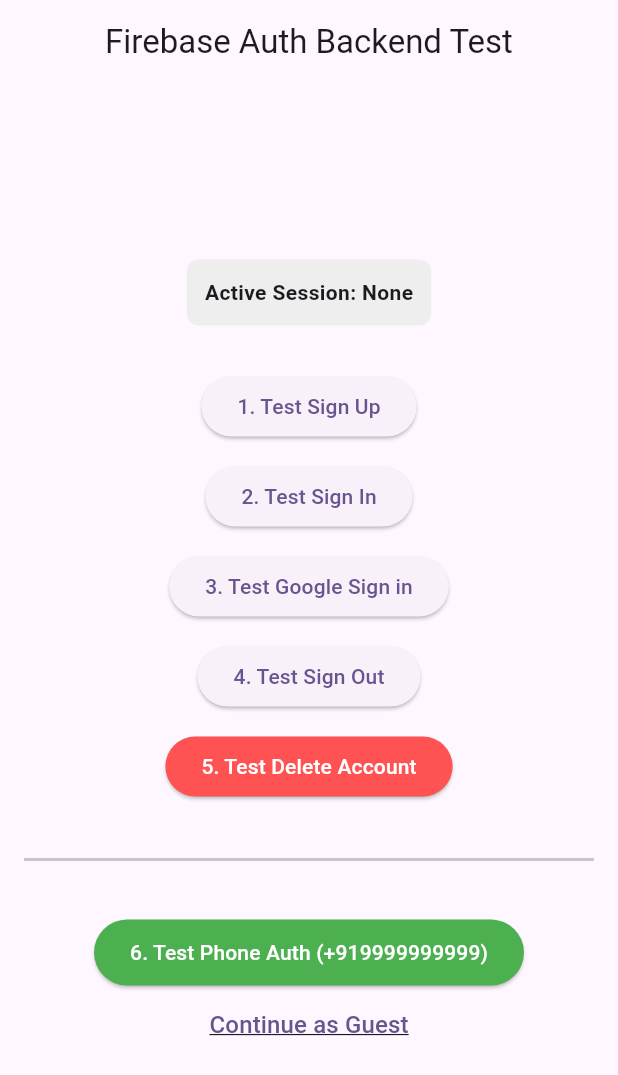
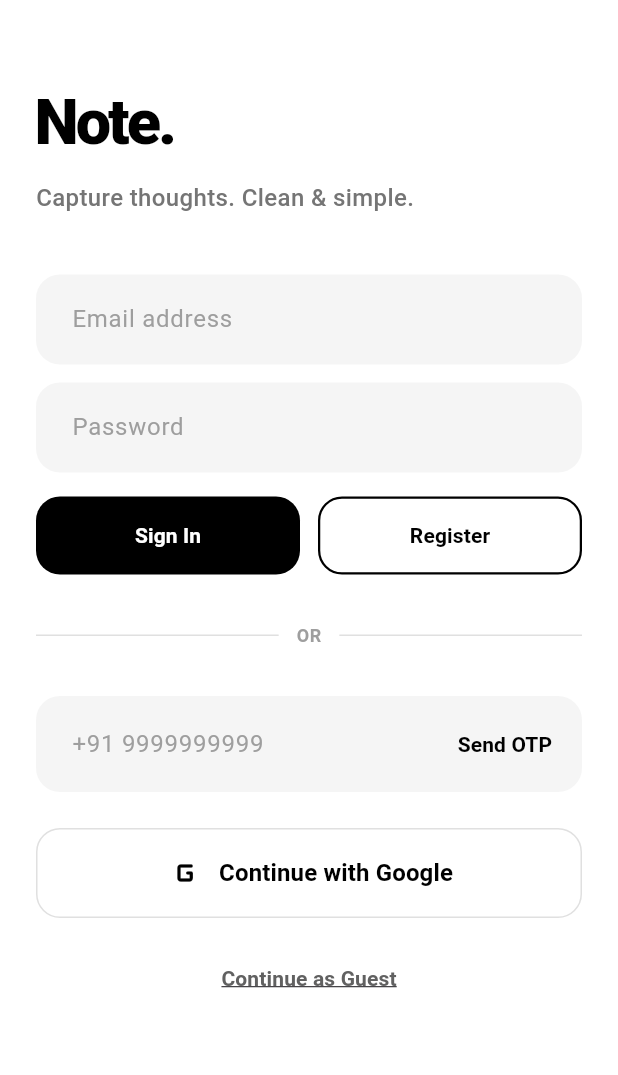
Before and after one commit to atharva-solves/note_app, a Flutter app: the screen it shows after launch, on a phone screen of 412 x 824 dp. Shown: the top 1075 px of the screen. Run offline on Flutter 3.47's test engine with Material 3 defaults, Android fonts, the phone set to English and light mode, and no system bars; our stand-ins replace firebase_auth, firebase_core, get, get_storage, google_sign_in; accounts and stored records are empty.

Commit message:
feat:implement Login View and text field validation

```diff
--- a/lib/core/routes/app_pages.dart
+++ b/lib/core/routes/app_pages.dart
@@ -1,6 +1,6 @@
 import 'package:get/get.dart';
 import 'package:note_app/core/routes/app_routes.dart';
-import 'package:note_app/features/auth/presentation/views/auth_in_view.dart';
+import 'package:note_app/features/auth/presentation/views/auth_view.dart';
 import 'package:note_app/features/auth/presentation/views/otp_view.dart';
 import 'package:note_app/features/auth/presentation/views/splash_view.dart';
 import 'package:note_app/features/note_app/presentation/bindings/note_binding.dart';
@@ -17,7 +17,7 @@
     //feature specific ctr =>bind with Get page
     //Global ctr (initBind) => Not here. bcz in main.
     GetPage(name: AppRoutes.splash, page: () => const SplashView()),
-    GetPage(name: AppRoutes.login, page: () => const AuthView()),
+    GetPage(name: AppRoutes.login, page: () =>  AuthView()),
     GetPage(
       name: AppRoutes.home,
       //const bcz view doesn req var in construct.its const and known before app runs.
--- a/lib/features/auth/presentation/views/auth_in_view.dart
+++ /dev/null
@@ -1,177 +0,0 @@
-import 'package:flutter/material.dart';
-import 'package:get/get.dart';
-import 'package:note_app/features/auth/presentation/controllers/auth_controller.dart';
-
-class AuthView extends GetView<AuthController> {
-  const AuthView({super.key});
-
-  // Hardcoded dummy credentials for testing
-  static const String _dummyEmail = 'testuser@gmail.com';
-  static const String _dummyPassword = 'password123';
-
-  // Hardcoded dummy phone number (Ensure this matches your Firebase Test numbers)
-  static const String _dummyPhone = '+919999999999';
-
-  @override
-  Widget build(BuildContext context) {
-    return Scaffold(
-      appBar: AppBar(
-        title: const Text('Firebase Auth Backend Test'),
-        centerTitle: true,
-      ),
-      body: Padding(
-        padding: const EdgeInsets.all(16.0),
-        child: Center(
-          // 1. ADDED: SingleChildScrollView to prevent pixel overflow on small screens
-          child: SingleChildScrollView(
-            child: Column(
-              mainAxisAlignment: MainAxisAlignment.center,
-              children: [
-                // 0. Reactive User State Status Display
-                Obx(() {
-                  final user = controller.currentUser.value;
-                  return Container(
-                    padding: const EdgeInsets.all(12),
-                    decoration: BoxDecoration(
-                      color: Colors.grey.shade200,
-                      borderRadius: BorderRadius.circular(8),
-                    ),
-                    child: Text(
-                      user != null
-                          // Safely checking for email, fallback to a general active message
-                          ? 'Active Session: ${user.email ?? "Phone Auth User"}'
-                          : 'Active Session: None',
-                      style: const TextStyle(fontWeight: FontWeight.bold),
-                    ),
-                  );
-                }),
-                const SizedBox(height: 30),
-
-                // 1. Test Sign Up Use Case
-                ElevatedButton(
-                  onPressed: () {
-                    debugPrint('[UI Test] Triggering SignUp UseCase');
-                    controller.signUp(
-                      email: _dummyEmail,
-                      password: _dummyPassword,
-                    );
-                  },
-                  child: const Text('1. Test Sign Up'),
-                ),
-                const SizedBox(height: 12),
-
-                // 2. Test Sign In Use Case
-                ElevatedButton(
-                  onPressed: () {
-                    debugPrint('[UI Test] Triggering SignIn UseCase');
-                    controller.signIn(
-                      email: _dummyEmail,
-                      password: _dummyPassword,
-                    );
-                  },
-                  child: const Text('2. Test Sign In'),
-                ),
-                const SizedBox(height: 12),
-
-                // 3. Test Google Sign in Use Case
-                ElevatedButton(
-                  onPressed: () {
-                    debugPrint('[UI Test] Triggering Google Sign in UseCase');
-                    controller.googleSignIn();
-                  },
-                  child: const Text('3. Test Google Sign in'),
-                ),
-                const SizedBox(height: 12),
-
-                // 4. Test Sign Out Use Case
-                ElevatedButton(
-                  onPressed: () {
-                    debugPrint('[UI Test] Triggering SignOut UseCase');
-                    controller.signOut();
-                  },
-                  child: const Text(
-                    '4. Test Sign Out',
-                  ), // Fixed the number sequence text
-                ),
-                const SizedBox(height: 12),
-
-                // 5. Test Delete Account Use Case
-                ElevatedButton(
-                  style: ElevatedButton.styleFrom(
-                    backgroundColor: Colors.redAccent,
-                    foregroundColor: Colors.white,
-                  ),
-                  onPressed: () {
-                    debugPrint('[UI Test] Triggering DeleteAccount UseCase');
-                    controller.deleteAccount();
-                  },
-                  child: const Text(
-                    '5. Test Delete Account',
-                  ), // Fixed the number sequence text
-                ),
-                const SizedBox(height: 30),
-
-                const Divider(thickness: 2),
-                const SizedBox(height: 30),
-
-                // 6. ADDED: Test Phone Auth Use Case
-                Obx(
-                  () => ElevatedButton(
-                    style: ElevatedButton.styleFrom(
-                      backgroundColor: Colors.green,
-                      foregroundColor: Colors.white,
-                      padding: const EdgeInsets.symmetric(
-                        horizontal: 24,
-                        vertical: 12,
-                      ),
-                    ),
-                    onPressed: controller.isLoading.value
-                        ? null
-                        : () {
-                            debugPrint('[UI Test] Triggering SendOtp UseCase');
-                            controller.sendOtp(_dummyPhone);
-                          },
-                    child: controller.isLoading.value
-                        ? const SizedBox(
-                            height: 20,
-                            width: 20,
-                            child: CircularProgressIndicator(
-                              color: Colors.white,
-                              strokeWidth: 2,
-                            ),
-                          )
-                        : const Text('6. Test Phone Auth ($_dummyPhone)'),
-                  ),
-                ),
-
-                Obx(
-                  () => TextButton(
-                    onPressed: controller.isLoading.value
-                        ? null
-                        : () {
-                            debugPrint("UI: Guest Login Button Pressed");
-                            controller.signInAnonymously();
-                          },
-                    child: controller.isLoading.value
-                        ? const SizedBox(
-                            height: 20,
-                            width: 20,
-                            child: CircularProgressIndicator(strokeWidth: 2),
-                          )
-                        : const Text(
-                            "Continue as Guest",
-                            style: TextStyle(
-                              fontSize: 16,
-                              decoration: TextDecoration.underline,
-                            ),
-                          ),
-                  ),
-                ),
-              ],
-            ),
-          ),
-        ),
-      ),
-    );
-  }
-}
--- a/lib/features/auth/presentation/views/auth_view.dart
+++ b/lib/features/auth/presentation/views/auth_view.dart
@@ -1,5 +1,6 @@
 import 'package:flutter/material.dart';
 import 'package:get/get.dart';
+import 'package:note_app/core/routes/app_routes.dart';
 import '../controllers/auth_controller.dart';
 
 class AuthView extends GetView<AuthController> {
@@ -47,22 +48,13 @@
               TextField(
                 controller: _emailController,
                 keyboardType: TextInputType.emailAddress,
-                style: const TextStyle(
-                  fontSize: 16,
-                  fontWeight: FontWeight.w600,
-                ),
+                style: const TextStyle(fontSize: 16, fontWeight: FontWeight.w600),
                 decoration: InputDecoration(
                   hintText: 'Email address',
-                  hintStyle: const TextStyle(
-                    color: Colors.grey,
-                    fontWeight: FontWeight.w400,
-                  ),
+                  hintStyle: const TextStyle(color: Colors.grey, fontWeight: FontWeight.w400),
                   filled: true,
                   fillColor: Colors.grey.shade100,
-                  contentPadding: const EdgeInsets.symmetric(
-                    horizontal: 20,
-                    vertical: 18,
-                  ),
+                  contentPadding: const EdgeInsets.symmetric(horizontal: 20, vertical: 18),
                   border: OutlineInputBorder(
                     borderRadius: BorderRadius.circular(16),
                     borderSide: BorderSide.none,
@@ -74,22 +66,13 @@
               TextField(
                 controller: _passwordController,
                 obscureText: true,
-                style: const TextStyle(
-                  fontSize: 16,
-                  fontWeight: FontWeight.w600,
-                ),
+                style: const TextStyle(fontSize: 16, fontWeight: FontWeight.w600),
                 decoration: InputDecoration(
                   hintText: 'Password',
-                  hintStyle: const TextStyle(
-                    color: Colors.grey,
-                    fontWeight: FontWeight.w400,
-                  ),
+                  hintStyle: const TextStyle(color: Colors.grey, fontWeight: FontWeight.w400),
                   filled: true,
                   fillColor: Colors.grey.shade100,
-                  contentPadding: const EdgeInsets.symmetric(
-                    horizontal: 20,
-                    vertical: 18,
-                  ),
+                  contentPadding: const EdgeInsets.symmetric(horizontal: 20, vertical: 18),
                   border: OutlineInputBorder(
                     borderRadius: BorderRadius.circular(16),
                     borderSide: BorderSide.none,
@@ -99,8 +82,7 @@
               const SizedBox(height: 16),
 
               // EMAIL SIGN IN / SIGN UP BUTTONS
-              Obx(
-                () => Row(
+              Obx(() => Row(
                 children: [
                   Expanded(
                     child: ElevatedButton(
@@ -108,22 +90,25 @@
                         backgroundColor: Colors.black,
                         elevation: 0,
                         padding: const EdgeInsets.symmetric(vertical: 16),
-                          shape: RoundedRectangleBorder(
-                            borderRadius: BorderRadius.circular(16),
+                        shape: RoundedRectangleBorder(borderRadius: BorderRadius.circular(16)),
                       ),
-                        ),
-                        onPressed: () {
+                      onPressed: controller.isLoading.value
+                          ? null
+                          : () {
                               controller.signIn(
                                 email: _emailController.text.trim(),
                                 password: _passwordController.text.trim(),
                               );
                             },
-                        child: const Text(
+                      child: controller.isLoading.value
+                          ? const SizedBox(
+                              height: 20,
+                              width: 20,
+                              child: CircularProgressIndicator(color: Colors.white, strokeWidth: 2),
+                            )
+                          : const Text(
                               'Sign In',
-                          style: TextStyle(
-                            color: Colors.white,
-                            fontWeight: FontWeight.bold,
-                          ),
+                              style: TextStyle(color: Colors.white, fontWeight: FontWeight.bold),
                             ),
                     ),
                   ),
@@ -133,15 +118,12 @@
                       style: OutlinedButton.styleFrom(
                         elevation: 0,
                         padding: const EdgeInsets.symmetric(vertical: 16),
-                          side: const BorderSide(
-                            color: Colors.black,
-                            width: 1.5,
+                        side: const BorderSide(color: Colors.black, width: 1.5),
+                        shape: RoundedRectangleBorder(borderRadius: BorderRadius.circular(16)),
                       ),
-                          shape: RoundedRectangleBorder(
-                            borderRadius: BorderRadius.circular(16),
-                          ),
-                        ),
-                        onPressed: () {
+                      onPressed: controller.isLoading.value
+                          ? null
+                          : () {
                               controller.signUp(
                                 email: _emailController.text.trim(),
                                 password: _passwordController.text.trim(),
@@ -149,25 +131,19 @@
                             },
                       child: const Text(
                         'Register',
-                          style: TextStyle(
-                            color: Colors.black,
-                            fontWeight: FontWeight.bold,
-                          ),
+                        style: TextStyle(color: Colors.black, fontWeight: FontWeight.bold),
                       ),
                     ),
                   ),
                 ],
-                ),
-              ),
+              )),
 
               const SizedBox(height: 32),
 
               // --- DIVIDER ---
               Row(
                 children: [
-                  Expanded(
-                    child: Divider(color: Colors.grey.shade300, thickness: 1),
-                  ),
+                  Expanded(child: Divider(color: Colors.grey.shade300, thickness: 1)),
                   Padding(
                     padding: const EdgeInsets.symmetric(horizontal: 12),
                     child: Text(
@@ -179,9 +155,7 @@
                       ),
                     ),
                   ),
-                  Expanded(
-                    child: Divider(color: Colors.grey.shade300, thickness: 1),
-                  ),
+                  Expanded(child: Divider(color: Colors.grey.shade300, thickness: 1)),
                 ],
               ),
 
@@ -191,22 +165,13 @@
               TextField(
                 controller: _phoneController,
                 keyboardType: TextInputType.phone,
-                style: const TextStyle(
-                  fontSize: 16,
-                  fontWeight: FontWeight.w600,
-                ),
+                style: const TextStyle(fontSize: 16, fontWeight: FontWeight.w600),
                 decoration: InputDecoration(
                   hintText: '+91 9999999999',
-                  hintStyle: const TextStyle(
-                    color: Colors.grey,
-                    fontWeight: FontWeight.w400,
-                  ),
+                  hintStyle: const TextStyle(color: Colors.grey, fontWeight: FontWeight.w400),
                   filled: true,
                   fillColor: Colors.grey.shade100,
-                  contentPadding: const EdgeInsets.symmetric(
-                    horizontal: 20,
-                    vertical: 18,
-                  ),
+                  contentPadding: const EdgeInsets.symmetric(horizontal: 20, vertical: 18),
                   border: OutlineInputBorder(
                     borderRadius: BorderRadius.circular(16),
                     borderSide: BorderSide.none,
@@ -221,10 +186,7 @@
                       },
                       child: const Text(
                         'Send OTP',
-                        style: TextStyle(
-                          color: Colors.black,
-                          fontWeight: FontWeight.bold,
-                        ),
+                        style: TextStyle(color: Colors.black, fontWeight: FontWeight.bold),
                       ),
                     ),
                   ),
@@ -240,22 +202,12 @@
                   style: OutlinedButton.styleFrom(
                     padding: const EdgeInsets.symmetric(vertical: 16),
                     side: BorderSide(color: Colors.grey.shade300, width: 1),
-                    shape: RoundedRectangleBorder(
-                      borderRadius: BorderRadius.circular(16),
+                    shape: RoundedRectangleBorder(borderRadius: BorderRadius.circular(16)),
                   ),
-                  ),
-                  icon: const Icon(
-                    Icons.g_mobiledata_rounded,
-                    size: 28,
-                    color: Colors.black,
-                  ),
+                  icon: const Icon(Icons.g_mobiledata_rounded, size: 28, color: Colors.black),
                   label: const Text(
                     'Continue with Google',
-                    style: TextStyle(
-                      color: Colors.black,
-                      fontSize: 16,
-                      fontWeight: FontWeight.w600,
-                    ),
+                    style: TextStyle(color: Colors.black, fontSize: 16, fontWeight: FontWeight.w600),
                   ),
                   onPressed: () => controller.googleSignIn(),
                 ),
```
Also changed, not shown: lib/features/auth/presentation/controllers/auth_controller.dart (+55 -5 lines), lib/features/auth/presentation/views/otp_view.dart (+102 -23 lines), lib/features/note_app/presentation/views/notes_view.dart (+14 -4 lines). Lines whose indentation alone changed are shown as unchanged.
